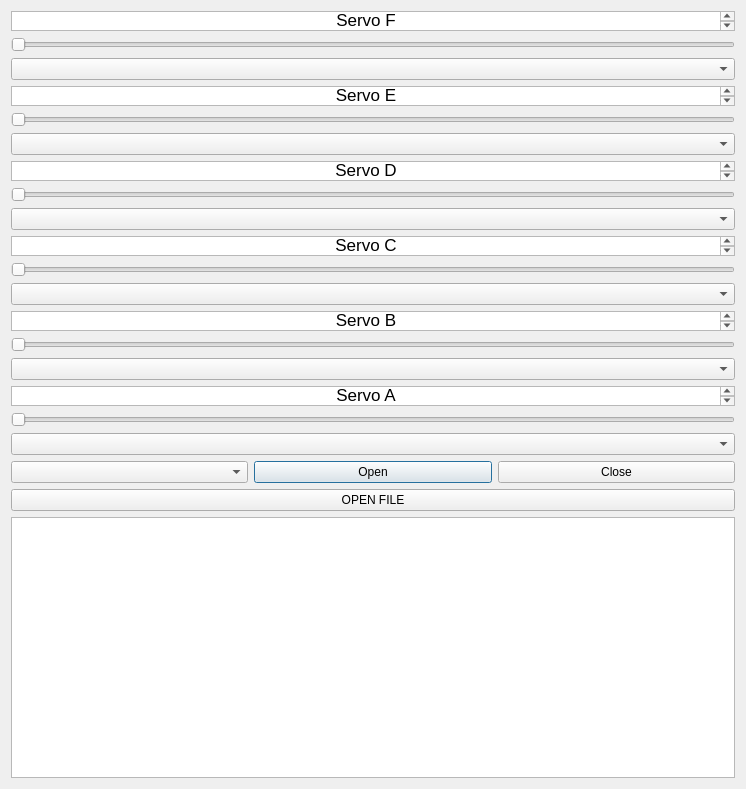
The window that popkakati.ui (itc1205/RoboHackaton) describes before a commit, drawn with Qt 5.
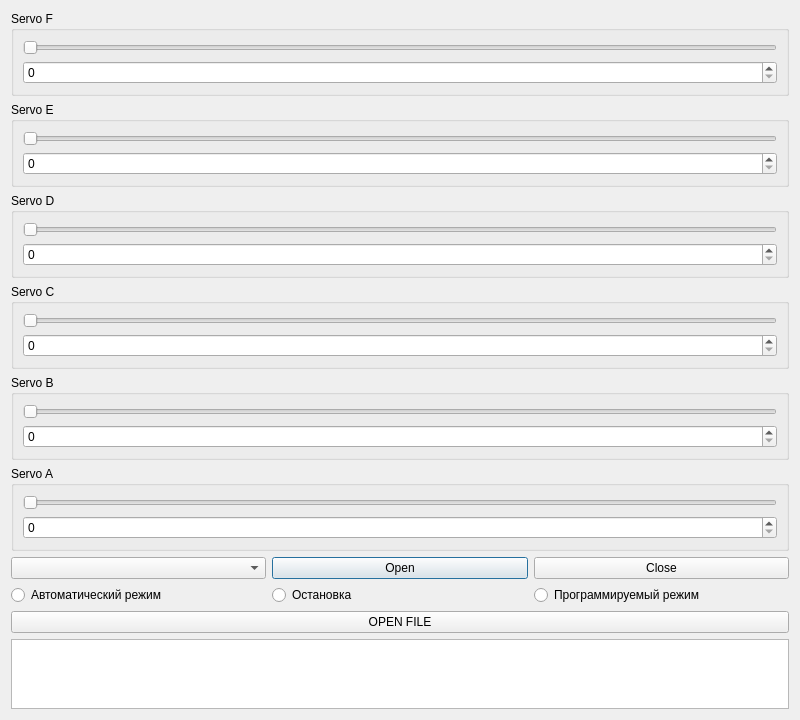
The same window after the commit.

What changed in the file:
```diff
--- a/popkakati.ui
+++ b/popkakati.ui
@@ -6,8 +6,8 @@
    <rect>
     <x>0</x>
     <y>0</y>
-    <width>746</width>
-    <height>789</height>
+    <width>800 </width>
+    <height>600</height>
    </rect>
   </property>
   <property name="maximumSize">
@@ -19,26 +19,15 @@
   <property name="windowTitle">
    <string>Dialog</string>
   </property>
-  <layout class="QVBoxLayout" name="verticalLayout_2">
+  <layout class="QVBoxLayout" name="verticalLayout">
    <item>
+    <widget class="QGroupBox" name="groupBox">
+     <property name="title">
+      <string>Servo F</string>
+     </property>
+     <layout class="QGridLayout" name="gridLayout_2">
+      <item row="0" column="0">
     <layout class="QVBoxLayout" name="verticalLayout_7">
-     <item>
-      <widget class="QTextEdit" name="ServoF">
-       <property name="maximumSize">
-        <size>
-         <width>16777215</width>
-         <height>20</height>
-        </size>
-       </property>
-       <property name="html">
-        <string>&lt;!DOCTYPE HTML PUBLIC &quot;-//W3C//DTD HTML 4.0//EN&quot; &quot;http://www.w3.org/TR/REC-html40/strict.dtd&quot;&gt;
-&lt;html&gt;&lt;head&gt;&lt;meta name=&quot;qrichtext&quot; content=&quot;1&quot; /&gt;&lt;style type=&quot;text/css&quot;&gt;
-p, li { white-space: pre-wrap; }
-&lt;/style&gt;&lt;/head&gt;&lt;body style=&quot; font-family:'.AppleSystemUIFont'; font-size:13pt; font-weight:400; font-style:normal;&quot;&gt;
-&lt;p align=&quot;center&quot; style=&quot; margin-top:0px; margin-bottom:0px; margin-left:0px; margin-right:0px; -qt-block-indent:0; text-indent:0px;&quot;&gt;Servo F&lt;/p&gt;&lt;/body&gt;&lt;/html&gt;</string>
-       </property>
-      </widget>
-     </item>
      <item>
       <widget class="QSlider" name="PortsliderF">
        <property name="orientation">
@@ -47,29 +36,21 @@
       </widget>
      </item>
      <item>
-      <widget class="QComboBox" name="comboBox_7"/>
+         <widget class="QSpinBox" name="miauF"/>
      </item>
     </layout>
    </item>
+     </layout>
+    </widget>
+   </item>
+   <item>
+    <widget class="QGroupBox" name="groupBox_2">
+     <property name="title">
+      <string>Servo E</string>
+     </property>
+     <layout class="QVBoxLayout" name="verticalLayout_2">
    <item>
     <layout class="QVBoxLayout" name="verticalLayout_6">
-     <item>
-      <widget class="QTextEdit" name="ServoE">
-       <property name="maximumSize">
-        <size>
-         <width>16777215</width>
-         <height>20</height>
-        </size>
-       </property>
-       <property name="html">
-        <string>&lt;!DOCTYPE HTML PUBLIC &quot;-//W3C//DTD HTML 4.0//EN&quot; &quot;http://www.w3.org/TR/REC-html40/strict.dtd&quot;&gt;
-&lt;html&gt;&lt;head&gt;&lt;meta name=&quot;qrichtext&quot; content=&quot;1&quot; /&gt;&lt;style type=&quot;text/css&quot;&gt;
-p, li { white-space: pre-wrap; }
-&lt;/style&gt;&lt;/head&gt;&lt;body style=&quot; font-family:'.AppleSystemUIFont'; font-size:13pt; font-weight:400; font-style:normal;&quot;&gt;
-&lt;p align=&quot;center&quot; style=&quot; margin-top:0px; margin-bottom:0px; margin-left:0px; margin-right:0px; -qt-block-indent:0; text-indent:0px;&quot;&gt;Servo E&lt;/p&gt;&lt;/body&gt;&lt;/html&gt;</string>
-       </property>
-      </widget>
-     </item>
      <item>
       <widget class="QSlider" name="PortsliderE">
        <property name="orientation">
@@ -78,29 +59,21 @@
       </widget>
      </item>
      <item>
-      <widget class="QComboBox" name="comboBox_6"/>
+         <widget class="QSpinBox" name="miauE"/>
      </item>
     </layout>
    </item>
-   <item>
-    <layout class="QVBoxLayout" name="verticalLayout_5">
-     <item>
-      <widget class="QTextEdit" name="ServoD">
-       <property name="maximumSize">
-        <size>
-         <width>16777215</width>
-         <height>20</height>
-        </size>
-       </property>
-       <property name="html">
-        <string>&lt;!DOCTYPE HTML PUBLIC &quot;-//W3C//DTD HTML 4.0//EN&quot; &quot;http://www.w3.org/TR/REC-html40/strict.dtd&quot;&gt;
-&lt;html&gt;&lt;head&gt;&lt;meta name=&quot;qrichtext&quot; content=&quot;1&quot; /&gt;&lt;style type=&quot;text/css&quot;&gt;
-p, li { white-space: pre-wrap; }
-&lt;/style&gt;&lt;/head&gt;&lt;body style=&quot; font-family:'.AppleSystemUIFont'; font-size:13pt; font-weight:400; font-style:normal;&quot;&gt;
-&lt;p align=&quot;center&quot; style=&quot; margin-top:0px; margin-bottom:0px; margin-left:0px; margin-right:0px; -qt-block-indent:0; text-indent:0px;&quot;&gt;Servo D&lt;/p&gt;&lt;/body&gt;&lt;/html&gt;</string>
-       </property>
-      </widget>
-     </item>
+     </layout>
+    </widget>
+   </item>
+   <item>
+    <widget class="QGroupBox" name="groupBox_6">
+     <property name="title">
+      <string>Servo D</string>
+     </property>
+     <layout class="QGridLayout" name="gridLayout_3">
+      <item row="0" column="0">
+       <layout class="QVBoxLayout" name="verticalLayout_15">
      <item>
       <widget class="QSlider" name="PortsliderD">
        <property name="orientation">
@@ -109,29 +82,21 @@
       </widget>
      </item>
      <item>
-      <widget class="QComboBox" name="comboBox_5"/>
+         <widget class="QSpinBox" name="miauD"/>
      </item>
     </layout>
    </item>
-   <item>
-    <layout class="QVBoxLayout" name="verticalLayout_4">
-     <item>
-      <widget class="QTextEdit" name="ServoC">
-       <property name="maximumSize">
-        <size>
-         <width>16777215</width>
-         <height>20</height>
-        </size>
-       </property>
-       <property name="html">
-        <string>&lt;!DOCTYPE HTML PUBLIC &quot;-//W3C//DTD HTML 4.0//EN&quot; &quot;http://www.w3.org/TR/REC-html40/strict.dtd&quot;&gt;
-&lt;html&gt;&lt;head&gt;&lt;meta name=&quot;qrichtext&quot; content=&quot;1&quot; /&gt;&lt;style type=&quot;text/css&quot;&gt;
-p, li { white-space: pre-wrap; }
-&lt;/style&gt;&lt;/head&gt;&lt;body style=&quot; font-family:'.AppleSystemUIFont'; font-size:13pt; font-weight:400; font-style:normal;&quot;&gt;
-&lt;p align=&quot;center&quot; style=&quot; margin-top:0px; margin-bottom:0px; margin-left:0px; margin-right:0px; -qt-block-indent:0; text-indent:0px;&quot;&gt;Servo C&lt;/p&gt;&lt;/body&gt;&lt;/html&gt;</string>
-       </property>
-      </widget>
-     </item>
+     </layout>
+    </widget>
+   </item>
+   <item>
+    <widget class="QGroupBox" name="groupBox_4">
+     <property name="title">
+      <string>Servo C</string>
+     </property>
+     <layout class="QVBoxLayout" name="verticalLayout_10">
+      <item>
+       <layout class="QVBoxLayout" name="verticalLayout_11">
      <item>
       <widget class="QSlider" name="PortsliderC">
        <property name="orientation">
@@ -140,30 +105,21 @@
       </widget>
      </item>
      <item>
-      <widget class="QComboBox" name="comboBox_4"/>
+         <widget class="QSpinBox" name="miauC"/>
      </item>
     </layout>
    </item>
-   <item>
-    <layout class="QVBoxLayout" name="verticalLayout_3">
-     <item>
-      <widget class="QTextEdit" name="ServoB">
-       <property name="maximumSize">
-        <size>
-         <width>16777215</width>
-         <height>20</height>
-        </size>
-       </property>
-       <property name="html">
-        <string>&lt;!DOCTYPE HTML PUBLIC &quot;-//W3C//DTD HTML 4.0//EN&quot; &quot;http://www.w3.org/TR/REC-html40/strict.dtd&quot;&gt;
-&lt;html&gt;&lt;head&gt;&lt;meta name=&quot;qrichtext&quot; content=&quot;1&quot; /&gt;&lt;style type=&quot;text/css&quot;&gt;
-p, li { white-space: pre-wrap; }
-&lt;/style&gt;&lt;/head&gt;&lt;body style=&quot; font-family:'.AppleSystemUIFont'; font-size:13pt; font-weight:400; font-style:normal;&quot;&gt;
-&lt;p align=&quot;center&quot; style=&quot; margin-top:0px; margin-bottom:0px; margin-left:0px; margin-right:0px; -qt-block-indent:0; text-indent:0px;&quot;&gt;Servo B&lt;/p&gt;
-&lt;p align=&quot;center&quot; style=&quot;-qt-paragraph-type:empty; margin-top:0px; margin-bottom:0px; margin-left:0px; margin-right:0px; -qt-block-indent:0; text-indent:0px;&quot;&gt;&lt;br /&gt;&lt;/p&gt;&lt;/body&gt;&lt;/html&gt;</string>
-       </property>
-      </widget>
-     </item>
+     </layout>
+    </widget>
+   </item>
+   <item>
+    <widget class="QGroupBox" name="groupBox_5">
+     <property name="title">
+      <string>Servo B</string>
+     </property>
+     <layout class="QVBoxLayout" name="verticalLayout_12">
+      <item>
+       <layout class="QVBoxLayout" name="verticalLayout_13">
      <item>
       <widget class="QSlider" name="PortsliderB">
        <property name="orientation">
@@ -172,35 +128,21 @@
       </widget>
      </item>
      <item>
-      <widget class="QComboBox" name="comboBox_3"/>
+         <widget class="QSpinBox" name="miauB"/>
      </item>
     </layout>
    </item>
-   <item>
-    <layout class="QVBoxLayout" name="Slider1">
-     <item>
-      <widget class="QTextEdit" name="ServoA">
-       <property name="maximumSize">
-        <size>
-         <width>16777215</width>
-         <height>20</height>
-        </size>
-       </property>
-       <property name="baseSize">
-        <size>
-         <width>0</width>
-         <height>0</height>
-        </size>
-       </property>
-       <property name="html">
-        <string>&lt;!DOCTYPE HTML PUBLIC &quot;-//W3C//DTD HTML 4.0//EN&quot; &quot;http://www.w3.org/TR/REC-html40/strict.dtd&quot;&gt;
-&lt;html&gt;&lt;head&gt;&lt;meta name=&quot;qrichtext&quot; content=&quot;1&quot; /&gt;&lt;style type=&quot;text/css&quot;&gt;
-p, li { white-space: pre-wrap; }
-&lt;/style&gt;&lt;/head&gt;&lt;body style=&quot; font-family:'.AppleSystemUIFont'; font-size:13pt; font-weight:400; font-style:normal;&quot;&gt;
-&lt;p align=&quot;center&quot; style=&quot; margin-top:0px; margin-bottom:0px; margin-left:0px; margin-right:0px; -qt-block-indent:0; text-indent:0px;&quot;&gt;Servo A&lt;/p&gt;&lt;/body&gt;&lt;/html&gt;</string>
-       </property>
-      </widget>
-     </item>
+     </layout>
+    </widget>
+   </item>
+   <item>
+    <widget class="QGroupBox" name="groupBox_3">
+     <property name="title">
+      <string>Servo A</string>
+     </property>
+     <layout class="QVBoxLayout" name="verticalLayout_8">
+      <item>
+       <layout class="QVBoxLayout" name="verticalLayout_9">
      <item>
       <widget class="QSlider" name="PortsliderA">
        <property name="orientation">
@@ -209,9 +151,12 @@
       </widget>
      </item>
      <item>
-      <widget class="QComboBox" name="comboBox_2"/>
-     </item>
-    </layout>
+         <widget class="QSpinBox" name="miauA"/>
+        </item>
+       </layout>
+      </item>
+     </layout>
+    </widget>
    </item>
    <item>
     <layout class="QGridLayout" name="gridLayout">
@@ -235,7 +180,30 @@
     </layout>
    </item>
    <item>
-    <layout class="QVBoxLayout" name="verticalLayout">
+    <layout class="QHBoxLayout" name="horizontalLayout_3">
+     <item>
+      <widget class="QRadioButton" name="Portautomode">
+       <property name="text">
+        <string>Автоматический режим</string>
+       </property>
+      </widget>
+     </item>
+     <item>
+      <widget class="QRadioButton" name="Portstopmode">
+       <property name="text">
+        <string>Остановка</string>
+       </property>
+      </widget>
+     </item>
+     <item>
+      <widget class="QRadioButton" name="Portprogrammingmode">
+       <property name="text">
+        <string>Программируемый режим</string>
+       </property>
+      </widget>
+     </item>
+    </layout>
+   </item>
      <item>
       <widget class="QPushButton" name="OPENFILEPORT">
        <property name="text">
@@ -245,8 +213,6 @@
      </item>
      <item>
       <widget class="QListWidget" name="listWidget"/>
-     </item>
-    </layout>
    </item>
   </layout>
  </widget>
```
Left out of the diff: 2 changed lines with no effect on the pictures. Lines whose indentation alone changed are shown as unchanged.
